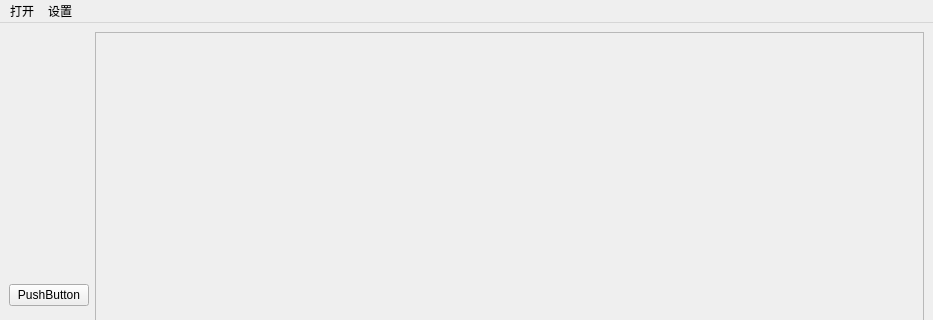
Above: untitled.ui from jy03018013/VideoManager before the change; both pictures show x 0 to 933 and y 0 to 320 of the 933 by 589 pixel window. Below: the same form after it.
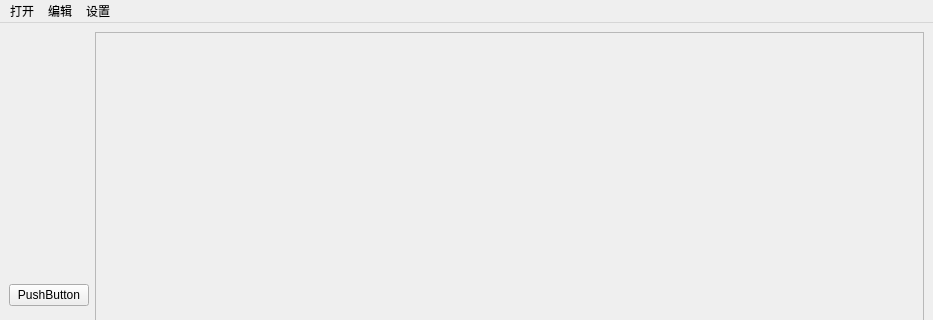
That is the form after the change.

Diff of the .ui file:
```diff
--- a/untitled.ui
+++ b/untitled.ui
@@ -77,7 +77,14 @@
     </property>
     <addaction name="open_setting"/>
    </widget>
+   <widget class="QMenu" name="menu_2">
+    <property name="title">
+     <string>编辑</string>
+    </property>
+    <addaction name="edit_tab"/>
+   </widget>
    <addaction name="menu"/>
+   <addaction name="menu_2"/>
    <addaction name="setting"/>
   </widget>
   <widget class="QStatusBar" name="statusbar"/>
```
Left out of the diff: 5 changed lines with no effect on the pictures.
